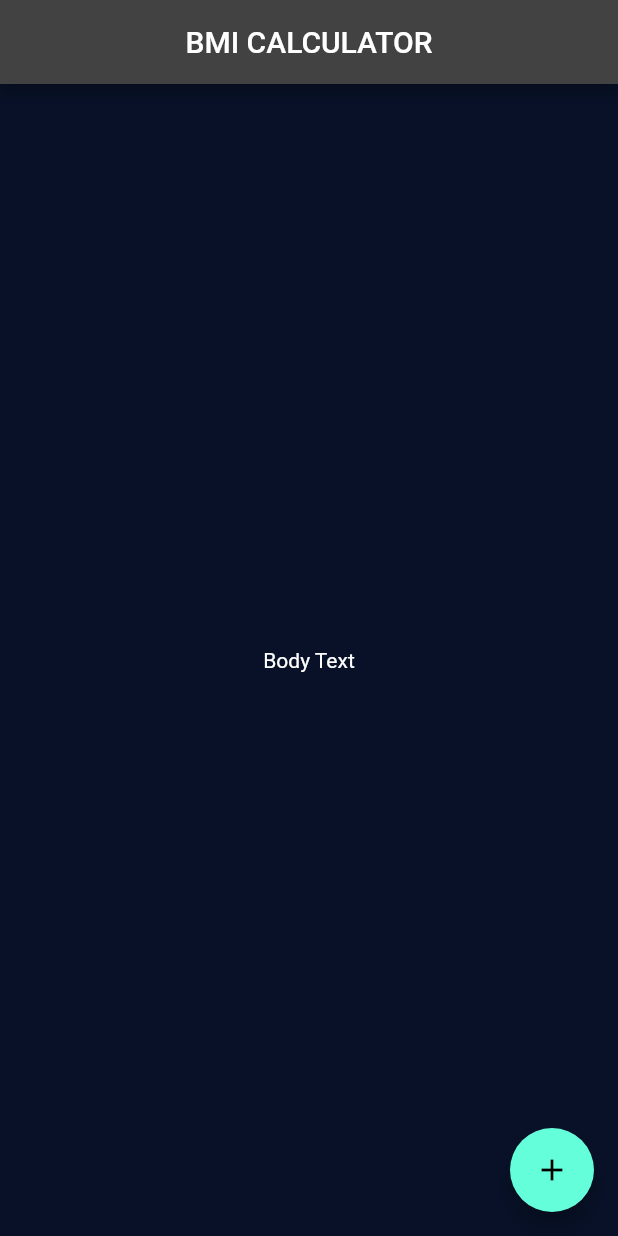
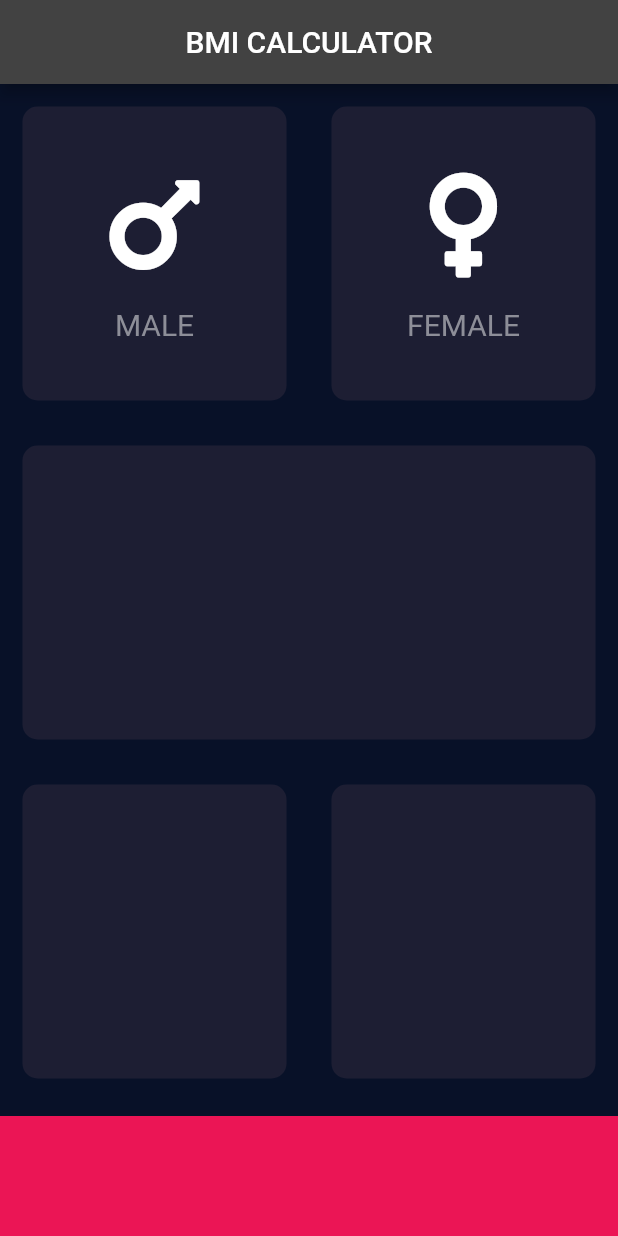
Before and after one commit to Equanimo1504/BMI_Calculator, a Flutter app: the screen it shows after launch, on a phone screen of 412 x 824 dp. Run offline on Flutter 3.47's test engine with Material 2 defaults, Android fonts, the phone set to English and light mode, and no system bars; our stand-ins replace font_awesome_flutter.

Commit message:
2 new files added

```diff
--- /dev/null
+++ b/lib/cardchild1.dart
@@ -0,0 +1,34 @@
+import 'package:flutter/material.dart';
+
+class cardchild1 extends StatelessWidget {
+  cardchild1({
+    @required this.Ikon,
+    @required this.colour,
+    @required this.label,
+  });
+  String label;
+  IconData Ikon;
+  Color colour;
+  @override
+  Widget build(BuildContext context) {
+    return Column(
+      mainAxisAlignment: MainAxisAlignment.center,
+      children: [
+        Icon(
+          Ikon,
+          size: 80,
+        ),
+        SizedBox(
+          height: 15,
+        ),
+        Text(
+          label,
+          style: TextStyle(
+            fontSize: 20,
+            color: colour,
+          ),
+        )
+      ],
+    );
+  }
+}
--- a/lib/input_page.dart
+++ b/lib/input_page.dart
@@ -1,4 +1,10 @@
+import 'package:flutter/cupertino.dart';
 import 'package:flutter/material.dart';
+import 'package:font_awesome_flutter/font_awesome_flutter.dart';
+import 'cardchild1.dart';
+import 'reusableCard.dart';
+
+const Color colour1 = Color(0xFF1D1E33);
 
 class InputPage extends StatefulWidget {
   @override
@@ -14,11 +20,62 @@ class _InputPageState extends State<InputPage> {
           child: Text('BMI CALCULATOR'),
         ),
       ),
-      body: Center(
-        child: Text('Body Text'),
-      ),
-      floatingActionButton: FloatingActionButton(
-        child: Icon(Icons.add),
+      body: Column(
+        children: [
+          Expanded(
+            child: Row(
+              children: [
+                Expanded(
+                  child: ReusableCard(
+                    cardChild: cardchild1(
+                      Ikon: FontAwesomeIcons.mars,
+                      colour: Color(0xFF8D8E98),
+                      label: 'MALE',
+                    ),
+                    colour: colour1,
+                  ),
+                ),
+                Expanded(
+                  child: ReusableCard(
+                    cardChild: cardchild1(
+                      Ikon: FontAwesomeIcons.venus,
+                      colour: Color(0xFF8D8E98),
+                      label: 'FEMALE',
+                    ),
+                    colour: colour1,
+                  ),
+                ),
+              ],
+            ),
+          ),
+          Expanded(
+            child: ReusableCard(
+              colour: colour1,
+            ),
+          ),
+          Expanded(
+            child: Row(
+              children: [
+                Expanded(
+                  child: ReusableCard(
+                    colour: colour1,
+                  ),
+                ),
+                Expanded(
+                  child: ReusableCard(
+                    colour: colour1,
+                  ),
+                ),
+              ],
+            ),
+          ),
+          Container(
+            margin: EdgeInsets.only(top: 10),
+            height: 80,
+            width: double.infinity,
+            color: Color(0xFFEB1555),
+          )
+        ],
       ),
     );
   }
--- /dev/null
+++ b/lib/reusableCard.dart
@@ -0,0 +1,19 @@
+import 'package:flutter/material.dart';
+
+class ReusableCard extends StatelessWidget {
+  ReusableCard({@required this.colour, this.cardChild});
+  final Color colour;
+  final Widget cardChild;
+
+  @override
+  Widget build(BuildContext context) {
+    return Container(
+      child: cardChild,
+      margin: EdgeInsets.all(15),
+      decoration: BoxDecoration(
+        borderRadius: BorderRadius.circular(10),
+        color: colour,
+      ),
+    );
+  }
+}
--- a/pubspec.yaml
+++ b/pubspec.yaml
@@ -11,6 +11,7 @@ dependencies:
     sdk: flutter
 
   cupertino_icons: ^0.1.2
+  font_awesome_flutter: ^9.1.0
 
 dev_dependencies:
   flutter_test:
```
